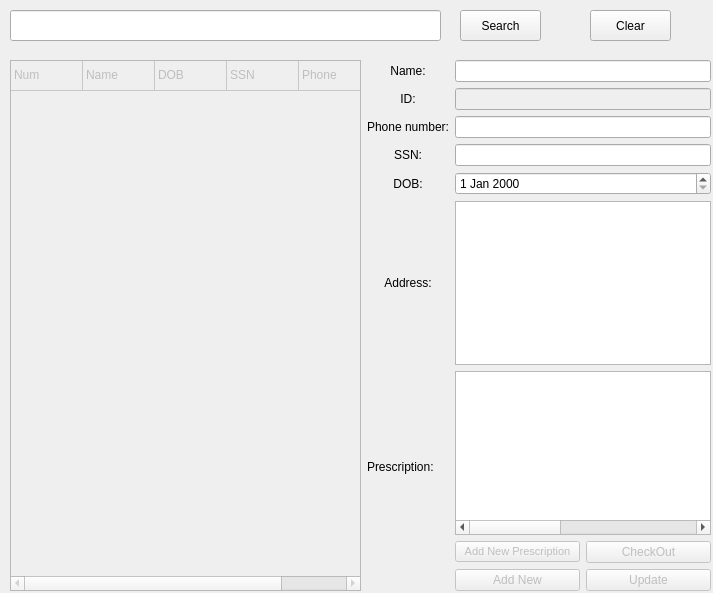
Before: the Qt Designer form patientscreen.ui in WNewsome/Pharmaceutical-Point-of-Sale, drawn with Qt 5.
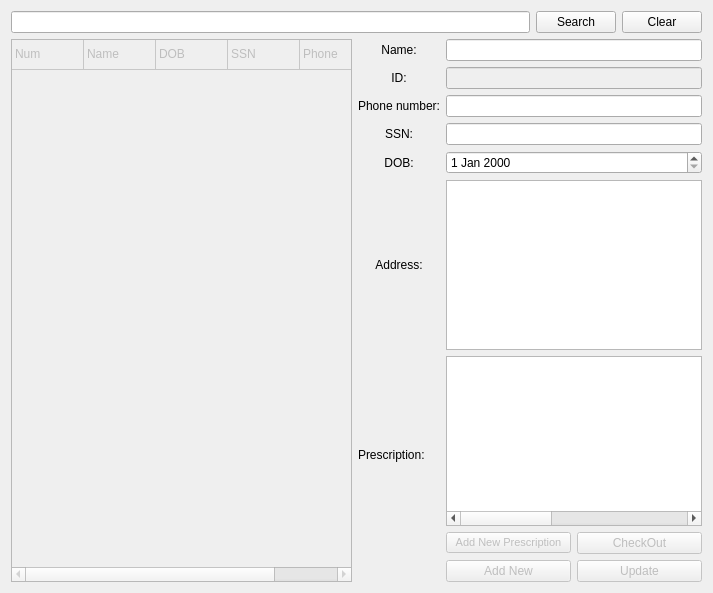
After: the same form once the commit is applied.

```diff
--- a/patientscreen.ui
+++ b/patientscreen.ui
@@ -13,38 +13,28 @@
   <property name="windowTitle">
    <string>Form</string>
   </property>
-  <widget class="QLineEdit" name="search_lineEdit_2">
-   <property name="geometry">
-    <rect>
-     <x>10</x>
-     <y>10</y>
-     <width>431</width>
-     <height>31</height>
-    </rect>
-   </property>
-  </widget>
+  <layout class="QGridLayout" name="gridLayout_2">
+   <item row="0" column="0">
+    <widget class="QLineEdit" name="search_lineEdit_2"/>
+   </item>
+   <item row="0" column="1">
+    <widget class="QPushButton" name="search_button_2">
+     <property name="text">
+      <string>Search</string>
+     </property>
+     <property name="shortcut">
+      <string>Return</string>
+     </property>
+    </widget>
+   </item>
+   <item row="0" column="2">
   <widget class="QPushButton" name="clear_button">
-   <property name="geometry">
-    <rect>
-     <x>590</x>
-     <y>10</y>
-     <width>81</width>
-     <height>31</height>
-    </rect>
-   </property>
    <property name="text">
     <string>Clear</string>
    </property>
   </widget>
-  <widget class="QWidget" name="gridLayoutWidget">
-   <property name="geometry">
-    <rect>
-     <x>10</x>
-     <y>60</y>
-     <width>701</width>
-     <height>531</height>
-    </rect>
-   </property>
+   </item>
+   <item row="1" column="0" colspan="3">
    <layout class="QGridLayout" name="gridLayout_5">
     <item row="0" column="1">
      <widget class="QLabel" name="label_name">
@@ -252,23 +242,8 @@
      </widget>
     </item>
    </layout>
-  </widget>
-  <widget class="QPushButton" name="search_button_2">
-   <property name="geometry">
-    <rect>
-     <x>460</x>
-     <y>10</y>
-     <width>81</width>
-     <height>31</height>
-    </rect>
-   </property>
-   <property name="text">
-    <string>Search</string>
-   </property>
-   <property name="shortcut">
-    <string>Return</string>
-   </property>
-  </widget>
+   </item>
+  </layout>
  </widget>
  <resources/>
  <connections/>
```
Lines whose indentation alone changed are shown as unchanged.
